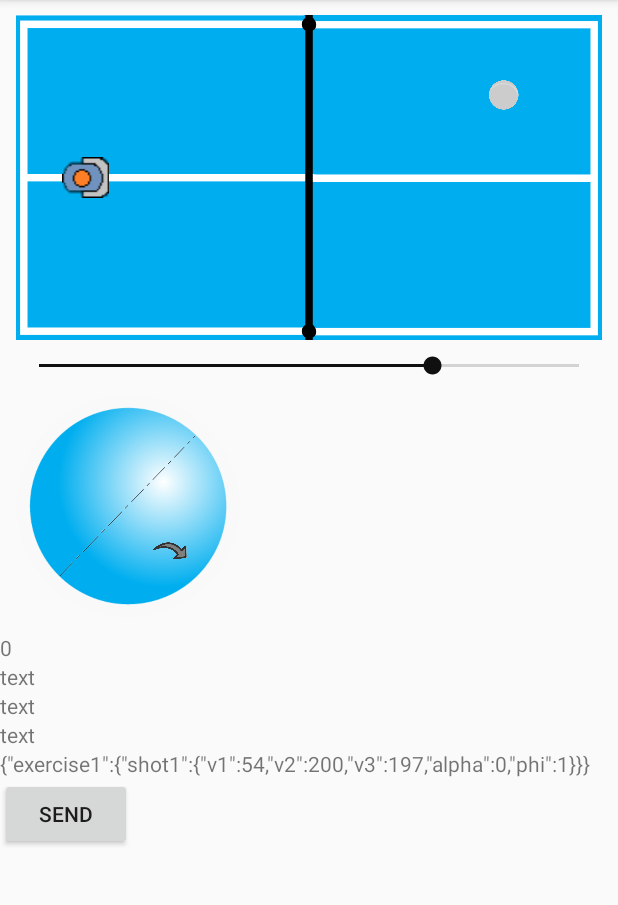
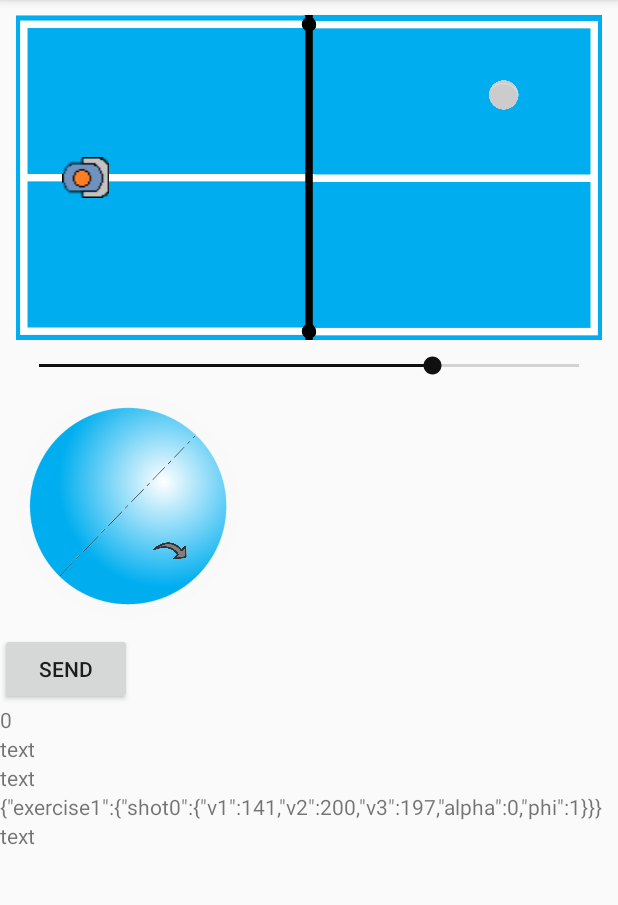
Before and after one commit to ricko1995/TableTennis, an Android app: the screen it shows after launch (MainActivity), on a phone screen of 412 x 824 dp, the part 84-989 px from its top. Run offline under Robolectric (Android 15) with nearby library versions, the phone set to English and light mode, and no system bars.

Commit message:
Added all shots sending.

```diff
--- a/app/src/main/java/com/example/tabletennis/MainActivity.java
+++ b/app/src/main/java/com/example/tabletennis/MainActivity.java
@@ -40,6 +40,8 @@ public class MainActivity extends AppCompatActivity implements BtDevicesDialog.S
     private static final float tableMaxY = 0f;
     private static final float minV0 = 10f;
     private static final float maxV0 = 25f;
+    private static final int maxNumberOfShots = 15;
+    private static final int maxNumberOfExercises = 10;
 
     float ballViewMappedX, ballViewMappedY, deviceViewMappedX, deviceViewMappedY, spinPointerMappedX, spinPointerMappedY, v0mapped;
 
@@ -51,9 +53,9 @@ public class MainActivity extends AppCompatActivity implements BtDevicesDialog.S
     BtSend bt = new BtSend();
     int btSelectPosition = 0;
     int indexOfShot = 0;
-    ShotParameters[] shotParameters = new ShotParameters[10];
-    JSONObject shot1 = new JSONObject();
-    JSONObject exercise1 = new JSONObject();
+    ShotParameters[] shotParameters = new ShotParameters[maxNumberOfShots];
+
+    JSONObject exercise1=new JSONObject();
     JSONObject outputJson =new JSONObject();
 
     ImageView tableView, ballView, deviceView, spinCanvasView, axisView, spinPointerView;
@@ -225,15 +227,15 @@ public class MainActivity extends AppCompatActivity implements BtDevicesDialog.S
                     slideRight(linLayToAnimate);
                     indexOfShot--;
                     new Handler().postDelayed(()-> setAll(true), 100);
-                    //debugTxt5.setText(String.valueOf(indexOfShot));
+                    debugTxt2.setText(String.valueOf(indexOfShot));
                 }
             }
             public void onSwipeLeft() {
-                if(indexOfShot <9) {
+                if(indexOfShot < maxNumberOfShots-1) {
                     slideLeft(linLayToAnimate);
                     indexOfShot++;
                     new Handler().postDelayed(()-> setAll(true), 100);
-                    //debugTxt5.setText(String.valueOf(indexOfShot));
+                    debugTxt2.setText(String.valueOf(indexOfShot));
                 }
                 //Toast.makeText(getBaseContext(), "left", Toast.LENGTH_SHORT).show();
             }
@@ -372,6 +374,7 @@ public class MainActivity extends AppCompatActivity implements BtDevicesDialog.S
         if(swiping && !shotParameters[indexOfShot].isInitiated()){
             setDefault();
         }else if(swiping){
+            setJsonObjects();
             ballView.setX(map(tableMinX, tableMaxX, tableView.getX(), tableView.getX() + tableView.getWidth(), shotParameters[indexOfShot].getBallX())-ballView.getWidth()/2f);
             ballView.setY(map(tableMinY, tableMaxY, tableView.getY(), tableView.getY() + tableView.getHeight(), shotParameters[indexOfShot].getBallY())-ballView.getHeight()/2f);
             deviceView.setX(map(tableMinX, tableMaxX, tableView.getX(), tableView.getX() + tableView.getWidth(),shotParameters[indexOfShot].getDeviceX())-deviceView.getWidth()/2f);
@@ -388,7 +391,6 @@ public class MainActivity extends AppCompatActivity implements BtDevicesDialog.S
             spinPointerMappedY = map(spinCanvasView.getY(), spinCanvasView.getY() + spinCanvasView.getHeight() - spinPointerView.getHeight(), ySpinMin, ySpinMax, spinPointerView.getY());
             v0mapped = map(0f, speedSeekBar.getMax(), minV0, maxV0, speedSeekBar.getProgress());
 
-            setJsonObjects();
             setAxisRot();
         } else {
             ballViewMappedX = map(tableView.getX(), tableView.getX() + tableView.getWidth(), tableMinX, tableMaxX, ballView.getX() + ballView.getWidth() / 2f);
@@ -399,7 +401,6 @@ public class MainActivity extends AppCompatActivity implements BtDevicesDialog.S
             spinPointerMappedY = map(spinCanvasView.getY(), spinCanvasView.getY() + spinCanvasView.getHeight() - spinPointerView.getHeight(), ySpinMin, ySpinMax, spinPointerView.getY());
             v0mapped = map(0f, speedSeekBar.getMax(), minV0, maxV0, speedSeekBar.getProgress());
 
-            setJsonObjects();
             setAxisRot();
 
             shotParameters[indexOfShot].setBallX(ballViewMappedX);
@@ -409,22 +410,33 @@ public class MainActivity extends AppCompatActivity implements BtDevicesDialog.S
             shotParameters[indexOfShot].setSpinX(spinPointerMappedX);
             shotParameters[indexOfShot].setSpinY(spinPointerMappedY);
             shotParameters[indexOfShot].setV0(v0mapped);
+            setJsonObjects();
         }
     }
 
     void setJsonObjects(){
+        for(int i=0;i<maxNumberOfShots;i++){
+            if(shotParameters[i].isInitiated()){
+                try {
+                    JSONObject shot =new JSONObject();
+                    shot.put("v1", (int) shotParameters[i].v1Speed());
+                    shot.put("v2", (int) shotParameters[i].v2Speed());
+                    shot.put("v3", (int) shotParameters[i].v3Speed());
+                    shot.put("alpha", (int) shotParameters[i].alphaAngle());
+                    shot.put("phi", (int) shotParameters[i].phiAngle());
+                    exercise1.put(String.format("shot%s",String.valueOf(i)), shot);
+                } catch (JSONException e) {
+                    e.printStackTrace();
+                }
+            }
+            else{break;}
+        }
         try {
-            shot1.put("v1", (int) shotParameters[0].v1Speed());
-            shot1.put("v2", (int) shotParameters[0].v2Speed());
-            shot1.put("v3", (int) shotParameters[0].v3Speed());
-            shot1.put("alpha", (int) shotParameters[0].alphaAngle());
-            shot1.put("phi", (int) shotParameters[0].phiAngle());
-            exercise1.put("shot1", shot1);
             outputJson.put("exercise1", exercise1);
-            debugTxt4.setText( outputJson.toString());
         } catch (JSONException e) {
             e.printStackTrace();
         }
+        debugTxt3.setText(outputJson.toString());
     }
 
     void  setAxisRot(){
--- a/app/src/main/java/com/example/tabletennis/ShotParameters.java
+++ b/app/src/main/java/com/example/tabletennis/ShotParameters.java
@@ -4,7 +4,7 @@ class ShotParameters {
 
     private float ballX, ballY, deviceX, deviceY, spinX, spinY, v0, d;
     private boolean init;
-    private final static float a = 0.2f;
+    private final static float a = 0.02f;
     private final static float b = 0.0173f;
     private final static float c = 0.1f;
     private final static float g = 9.81f;
@@ -123,6 +123,7 @@ class ShotParameters {
         this.v0 = v0;
     }
 
+
     int map(float xMinA, float xMaxA, float xMinB, float xMaxB, float xA){
         int xb;
         xb=(int)((xMaxB-xMinB)*(xA-xMinA)/(xMaxA-xMinA)+xMinB);
--- a/app/src/main/res/layout/activity_main.xml
+++ b/app/src/main/res/layout/activity_main.xml
@@ -119,6 +119,11 @@
 
         </LinearLayout>
     </RelativeLayout>
+    <Button
+        android:layout_width="wrap_content"
+        android:layout_height="wrap_content"
+        android:text="Send"
+        android:id="@+id/sendBtn"/>
     <TextView
         android:layout_width="wrap_content"
         android:layout_height="wrap_content"
@@ -145,11 +150,7 @@
         android:layout_height="wrap_content"
         android:text="text"
         android:id="@+id/debugText4"/>
-    <Button
-        android:layout_width="wrap_content"
-        android:layout_height="wrap_content"
-        android:text="Send"
-        android:id="@+id/sendBtn"/>
+
 
 
 
```
